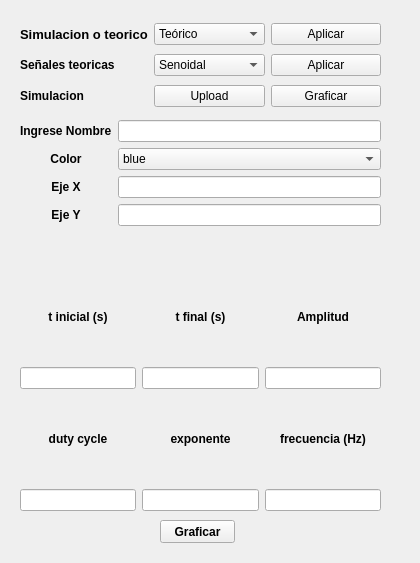
The window that frontend/input_resp_temp_modificar.ui (odevincenti/TC-TP1) describes before a commit, drawn with Qt 5.
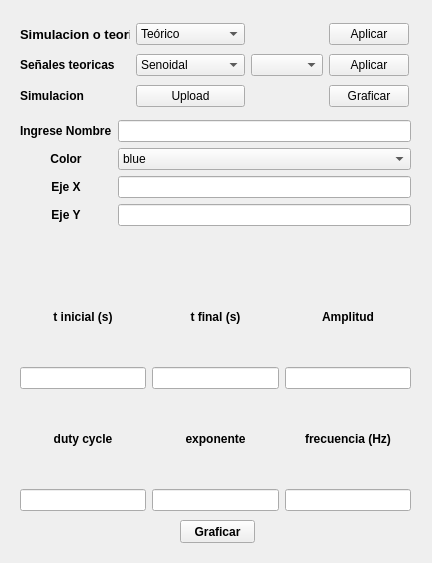
The same window after the commit.

```diff
--- a/frontend/input_resp_temp_modificar.ui
+++ b/frontend/input_resp_temp_modificar.ui
@@ -6,7 +6,7 @@
    <rect>
     <x>0</x>
     <y>0</y>
-    <width>420</width>
+    <width>432</width>
     <height>563</height>
    </rect>
   </property>
@@ -18,7 +18,7 @@
     <rect>
      <x>20</x>
      <y>20</y>
-     <width>361</width>
+     <width>389</width>
      <height>91</height>
     </rect>
    </property>
@@ -37,21 +37,24 @@
       </property>
      </widget>
     </item>
-    <item row="0" column="1">
-     <widget class="QComboBox" name="resp_temp_teo_simu_comboBox_m">
-      <property name="styleSheet">
-       <string notr="true">text-align: center;</string>
+    <item row="1" column="3">
+     <widget class="QPushButton" name="teo_aplicar_m">
+      <property name="text">
+       <string>Aplicar</string>
       </property>
-      <item>
-       <property name="text">
-        <string>Teórico</string>
-       </property>
-      </item>
-      <item>
-       <property name="text">
-        <string>Simulación</string>
-       </property>
-      </item>
+     </widget>
+    </item>
+    <item row="2" column="3">
+     <widget class="QPushButton" name="simu_graficar_m">
+      <property name="font">
+       <font>
+        <weight>50</weight>
+        <bold>false</bold>
+       </font>
+      </property>
+      <property name="text">
+       <string>Graficar</string>
+      </property>
      </widget>
     </item>
     <item row="1" column="0">
@@ -68,34 +71,6 @@
       </property>
      </widget>
     </item>
-    <item row="2" column="0">
-     <widget class="QLabel" name="resp_temp_simu_label_m">
-      <property name="font">
-       <font>
-        <pointsize>9</pointsize>
-        <weight>75</weight>
-        <bold>true</bold>
-       </font>
-      </property>
-      <property name="text">
-       <string>Simulacion</string>
-      </property>
-     </widget>
-    </item>
-    <item row="0" column="2">
-     <widget class="QPushButton" name="teo_simu_aplicar_m">
-      <property name="text">
-       <string>Aplicar</string>
-      </property>
-     </widget>
-    </item>
-    <item row="1" column="2">
-     <widget class="QPushButton" name="teo_aplicar_m">
-      <property name="text">
-       <string>Aplicar</string>
-      </property>
-     </widget>
-    </item>
     <item row="2" column="1">
      <widget class="QPushButton" name="resp_temp_simu_upload_m">
       <property name="text">
@@ -103,6 +78,13 @@
       </property>
      </widget>
     </item>
+    <item row="0" column="3">
+     <widget class="QPushButton" name="teo_simu_aplicar_m">
+      <property name="text">
+       <string>Aplicar</string>
+      </property>
+     </widget>
+    </item>
     <item row="1" column="1">
      <widget class="QComboBox" name="resp_temp_teo_comboBox_m">
       <item>
@@ -137,25 +119,46 @@
       </item>
      </widget>
     </item>
-    <item row="2" column="2">
-     <widget class="QPushButton" name="simu_graficar_m">
+    <item row="0" column="1">
+     <widget class="QComboBox" name="resp_temp_teo_simu_comboBox_m">
+      <property name="styleSheet">
+       <string notr="true">text-align: center;</string>
+      </property>
+      <item>
+       <property name="text">
+        <string>Teórico</string>
+       </property>
+      </item>
+      <item>
+       <property name="text">
+        <string>Simulación</string>
+       </property>
+      </item>
+     </widget>
+    </item>
+    <item row="2" column="0">
+     <widget class="QLabel" name="resp_temp_simu_label_m">
       <property name="font">
        <font>
-        <weight>50</weight>
-        <bold>false</bold>
+        <pointsize>9</pointsize>
+        <weight>75</weight>
+        <bold>true</bold>
        </font>
       </property>
       <property name="text">
-       <string>Graficar</string>
+       <string>Simulacion</string>
       </property>
      </widget>
     </item>
+    <item row="1" column="2">
+     <widget class="QComboBox" name="curva_teo_comboBox_m"/>
+    </item>
    </layout>
   </widget>
   <widget class="QPushButton" name="resp_temp_graficar_m">
    <property name="geometry">
     <rect>
-     <x>160</x>
+     <x>180</x>
      <y>520</y>
      <width>75</width>
      <height>23</height>
@@ -176,7 +179,7 @@
     <rect>
      <x>20</x>
      <y>120</y>
-     <width>361</width>
+     <width>391</width>
      <height>391</height>
     </rect>
    </property>
```
